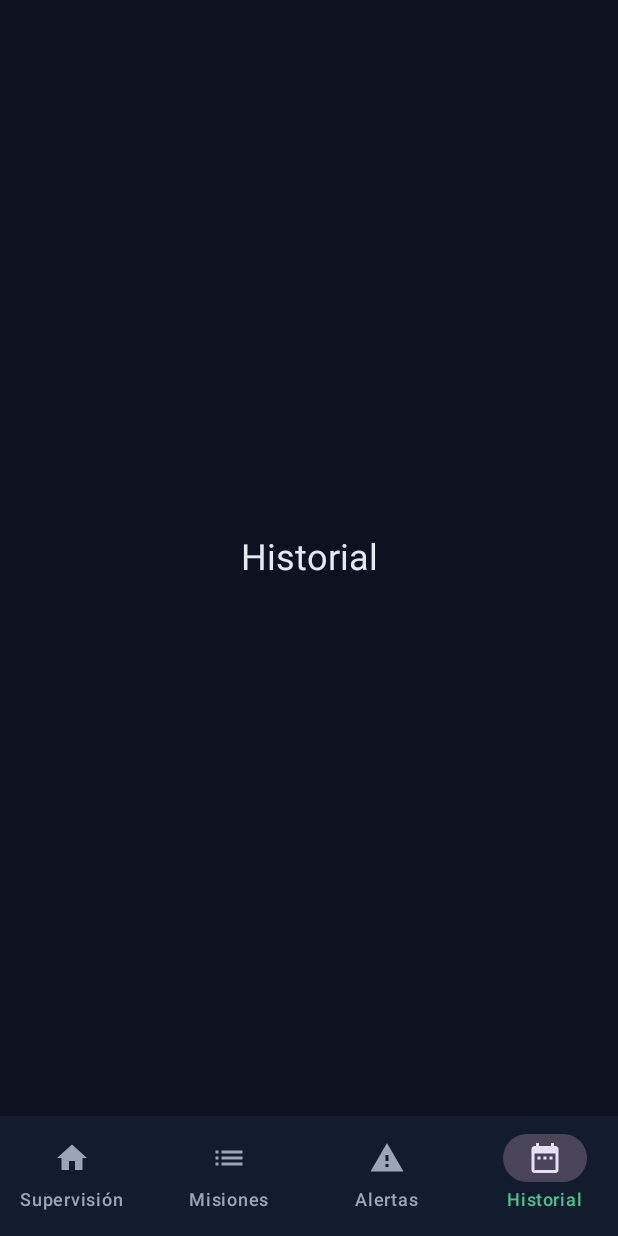
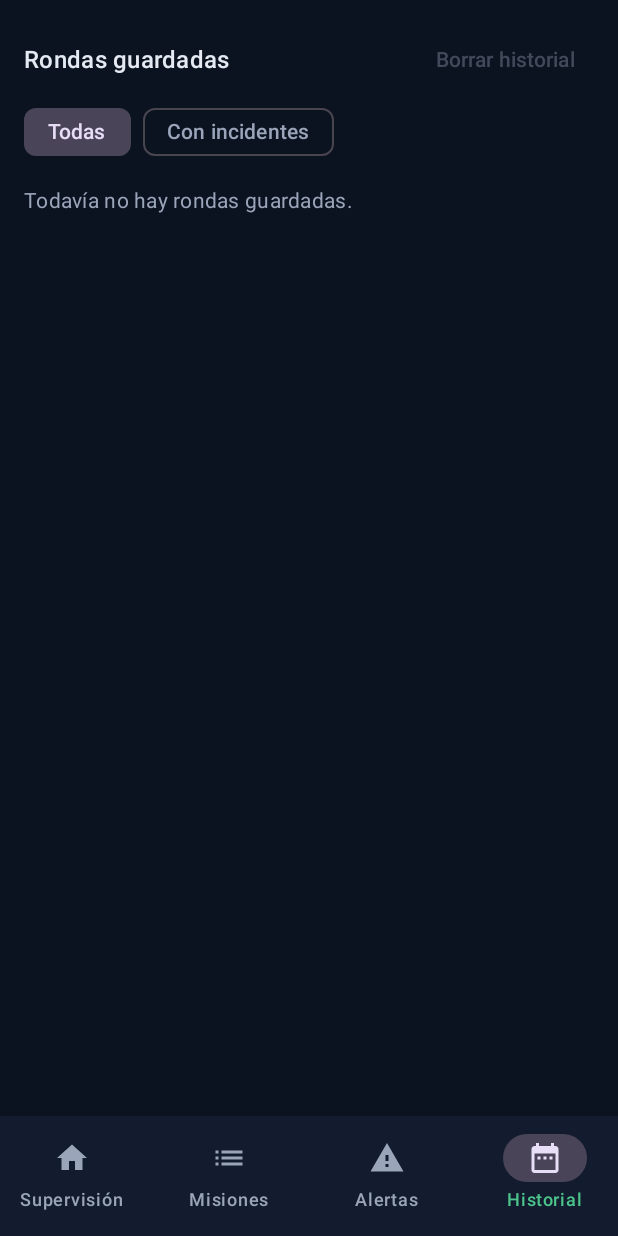
Before and after one commit to DesarrolloApps1/tp-da1-robot, an Android app built with Jetpack Compose: the MainScreen screen opened through its navigation route, item 4 of the bottom bar chosen, on a phone screen of 412 x 824 dp. Run offline under Robolectric (Android 15) with nearby library versions, the phone set to English and light mode, and no system bars; our stand-ins replace Room's generated code.

Commit message:
Add history screen

```diff
--- a/app/src/main/java/com/vigia/ui/navigation/AppNavHost.kt
+++ b/app/src/main/java/com/vigia/ui/navigation/AppNavHost.kt
@@ -30,8 +30,8 @@ import androidx.navigation.compose.rememberNavController
 import com.vigia.R
 import com.vigia.presentation.main.MainViewModel
 import com.vigia.ui.screens.AlertsScreen
+import com.vigia.ui.screens.HistoryScreen
 import com.vigia.ui.screens.MissionsScreen
-import com.vigia.ui.screens.PlaceholderScreen
 import com.vigia.ui.screens.RobotSelectScreen
 import com.vigia.ui.screens.SupervisionScreen
 
@@ -95,7 +95,7 @@ private fun MainScreen(
                 MissionsScreen(onStarted = { navController.navigateToTab(Route.Supervision) })
             }
             composable<Route.Alerts> { AlertsScreen() }
-            composable<Route.History> { PlaceholderScreen(stringResource(R.string.tab_history)) }
+            composable<Route.History> { HistoryScreen() }
         }
     }
 }
--- /dev/null
+++ b/app/src/main/java/com/vigia/ui/screens/HistoryScreen.kt
@@ -0,0 +1,208 @@
+package com.vigia.ui.screens
+
+import androidx.compose.foundation.clickable
+import androidx.compose.foundation.layout.Arrangement
+import androidx.compose.foundation.layout.Column
+import androidx.compose.foundation.layout.PaddingValues
+import androidx.compose.foundation.layout.Row
+import androidx.compose.foundation.layout.fillMaxSize
+import androidx.compose.foundation.layout.fillMaxWidth
+import androidx.compose.foundation.layout.padding
+import androidx.compose.foundation.lazy.LazyColumn
+import androidx.compose.foundation.lazy.items
+import androidx.compose.material3.ButtonDefaults
+import androidx.compose.material3.Card
+import androidx.compose.material3.CardDefaults
+import androidx.compose.material3.FilterChip
+import androidx.compose.material3.HorizontalDivider
+import androidx.compose.material3.MaterialTheme
+import androidx.compose.material3.Surface
+import androidx.compose.material3.Text
+import androidx.compose.material3.TextButton
+import androidx.compose.runtime.Composable
+import androidx.compose.runtime.getValue
+import androidx.compose.runtime.mutableStateOf
+import androidx.compose.runtime.saveable.rememberSaveable
+import androidx.compose.runtime.setValue
+import androidx.compose.ui.Alignment
+import androidx.compose.ui.Modifier
+import androidx.compose.ui.tooling.preview.Preview
+import androidx.compose.ui.unit.dp
+import androidx.lifecycle.compose.collectAsStateWithLifecycle
+import androidx.lifecycle.viewmodel.compose.viewModel
+import com.vigia.domain.model.AlertSeverity
+import com.vigia.domain.model.EventRecord
+import com.vigia.domain.model.EventType
+import com.vigia.domain.model.MissionRecord
+import com.vigia.domain.model.MissionResult
+import com.vigia.presentation.history.EventItemUi
+import com.vigia.presentation.history.HistoryFilter
+import com.vigia.presentation.history.HistoryUiState
+import com.vigia.presentation.history.HistoryViewModel
+import com.vigia.presentation.history.MissionItemUi
+import com.vigia.presentation.history.historyState
+import com.vigia.ui.components.ConfirmDialog
+import com.vigia.ui.components.StatusChip
+import com.vigia.ui.components.color
+import com.vigia.ui.theme.VigiaTheme
+import java.time.Instant
+import java.time.ZoneId
+import java.time.format.DateTimeFormatter
+
+private val zone = ZoneId.systemDefault()
+private val startFormat = DateTimeFormatter.ofPattern("dd/MM HH:mm").withZone(zone)
+private val eventFormat = DateTimeFormatter.ofPattern("HH:mm:ss").withZone(zone)
+
+@Composable
+fun HistoryScreen(viewModel: HistoryViewModel = viewModel(factory = HistoryViewModel.Factory)) {
+    val state by viewModel.state.collectAsStateWithLifecycle()
+    HistoryContent(
+        state,
+        onToggle = viewModel::onToggle,
+        onFilter = viewModel::onFilter,
+        onClear = viewModel::onClear,
+    )
+}
+
+@Composable
+fun HistoryContent(
+    state: HistoryUiState,
+    onToggle: (String) -> Unit,
+    onFilter: (HistoryFilter) -> Unit,
+    onClear: () -> Unit,
+) {
+    var confirmingClear by rememberSaveable { mutableStateOf(false) }
+
+    LazyColumn(
+        Modifier.fillMaxSize(),
+        contentPadding = PaddingValues(16.dp),
+        verticalArrangement = Arrangement.spacedBy(12.dp),
+    ) {
+        item {
+            Row(verticalAlignment = Alignment.CenterVertically) {
+                Text("Rondas guardadas", style = MaterialTheme.typography.titleMedium, modifier = Modifier.weight(1f))
+                TextButton(
+                    onClick = { confirmingClear = true },
+                    enabled = state.hasHistory,
+                    colors = ButtonDefaults.textButtonColors(contentColor = MaterialTheme.colorScheme.error),
+                ) { Text("Borrar historial") }
+            }
+            Row(horizontalArrangement = Arrangement.spacedBy(8.dp)) {
+                HistoryFilter.entries.forEach { filter ->
+                    FilterChip(
+                        selected = state.filter == filter,
+                        onClick = { onFilter(filter) },
+                        label = { Text(filter.label) },
+                    )
+                }
+            }
+        }
+        if (state.missions.isEmpty()) {
+            item {
+                Text(
+                    if (state.filter == HistoryFilter.ALL) "Todavía no hay rondas guardadas." else "No hay rondas con incidentes.",
+                    style = MaterialTheme.typography.bodyMedium,
+                    color = MaterialTheme.colorScheme.onSurfaceVariant,
+                )
+            }
+        }
+        items(state.missions, key = { it.id }) { mission ->
+            val expanded = mission.id == state.expandedId
+            MissionCard(mission, timeline = if (expanded) state.timeline else null, onClick = { onToggle(mission.id) })
+        }
+    }
+
+    if (confirmingClear) {
+        ConfirmDialog(
+            title = "¿Borrar el historial?",
+            message = "Se eliminan todas las rondas y sus eventos guardados en este dispositivo. No se puede deshacer.",
+            confirmLabel = "Borrar",
+            onConfirm = {
+                onClear()
+                confirmingClear = false
+            },
+            onDismiss = { confirmingClear = false },
+            destructive = true,
+        )
+    }
+}
+
+// Tocar la tarjeta abre o cierra la línea de tiempo de la ronda
+@Composable
+private fun MissionCard(mission: MissionItemUi, timeline: List<EventItemUi>?, onClick: () -> Unit) {
+    Card(
+        Modifier.fillMaxWidth().clickable(onClick = onClick),
+        colors = CardDefaults.cardColors(containerColor = MaterialTheme.colorScheme.surfaceVariant),
+    ) {
+        Column(Modifier.padding(12.dp), verticalArrangement = Arrangement.spacedBy(6.dp)) {
+            Row(verticalAlignment = Alignment.CenterVertically, horizontalArrangement = Arrangement.spacedBy(8.dp)) {
+                Text(mission.routeName, style = MaterialTheme.typography.titleSmall, modifier = Modifier.weight(1f))
+                StatusChip(mission.resultLabel, mission.resultTone)
+            }
+            val started = startFormat.format(Instant.ofEpochMilli(mission.startedAtMillis))
+            Text(
+                listOfNotNull(mission.displayId, started, mission.durationText).joinToString(" · "),
+                style = MaterialTheme.typography.bodySmall,
+                color = MaterialTheme.colorScheme.onSurfaceVariant,
+            )
+            Text(
+                "Puntos verificados ${mission.verifiedText} · Personas ${mission.peopleDetected} · " +
+                    "Puertas abiertas ${mission.openDoors}",
+                style = MaterialTheme.typography.bodyMedium,
+            )
+            timeline?.let { Timeline(it) }
+        }
+    }
+}
+
+@Composable
+private fun Timeline(events: List<EventItemUi>) {
+    HorizontalDivider(Modifier.padding(vertical = 4.dp))
+    if (events.isEmpty()) {
+        Text("Sin eventos guardados para esta ronda.", style = MaterialTheme.typography.bodySmall)
+        return
+    }
+    events.forEach { event ->
+        Row(horizontalArrangement = Arrangement.spacedBy(8.dp)) {
+            Text(
+                eventFormat.format(Instant.ofEpochMilli(event.timestampMillis)),
+                style = MaterialTheme.typography.labelMedium,
+                color = MaterialTheme.colorScheme.onSurfaceVariant,
+            )
+            Column(Modifier.weight(1f)) {
+                Text(event.typeLabel, style = MaterialTheme.typography.labelMedium, color = event.tone.color())
+                Text(event.message, style = MaterialTheme.typography.bodySmall)
+                event.zone?.let {
+                    Text(it, style = MaterialTheme.typography.bodySmall, color = MaterialTheme.colorScheme.onSurfaceVariant)
+                }
+            }
+        }
+    }
+}
+
+private val previewMissions = listOf(
+    MissionRecord("m-0002@abc", "zonas-criticas", "Zonas críticas", 120_000, null, MissionResult.IN_PROGRESS, 1, 2, 1, 0),
+    MissionRecord("m-0001@abc", "ronda-completa", "Ronda completa", 0, 121_000, MissionResult.COMPLETED, 8, 8, 0, 1),
+    MissionRecord("m-0003@old", "ronda-perimetral", "Ronda perimetral", 0, null, MissionResult.ABORTED, 2, 3, 0, 0),
+)
+
+private val previewEvents = listOf(
+    EventRecord(3, 60_000, "m-0001@abc", EventType.ALERT, AlertSeverity.WARNING, "Puerta abierta detectada", "Salida de emergencia"),
+    EventRecord(2, 10_000, "m-0001@abc", EventType.CHECKPOINT, AlertSeverity.INFO, "Punto verificado: Hall de entrada", "Hall de entrada"),
+    EventRecord(1, 0, "m-0001@abc", EventType.MISSION, AlertSeverity.INFO, "Misión m-0001 iniciada: Ronda completa", null),
+)
+
+@Preview(heightDp = 900)
+@Composable
+private fun HistoryPreview() {
+    VigiaTheme {
+        Surface {
+            HistoryContent(
+                historyState(previewMissions, setOf("m-0001@abc"), HistoryFilter.ALL, "m-0001@abc", previewEvents),
+                onToggle = {},
+                onFilter = {},
+                onClear = {},
+            )
+        }
+    }
+}
--- a/app/src/main/java/com/vigia/ui/screens/PlaceholderScreen.kt
+++ /dev/null
@@ -1,41 +0,0 @@
-package com.vigia.ui.screens
-
-import androidx.compose.foundation.layout.Arrangement
-import androidx.compose.foundation.layout.Column
-import androidx.compose.foundation.layout.fillMaxSize
-import androidx.compose.foundation.layout.safeDrawingPadding
-import androidx.compose.material3.Button
-import androidx.compose.material3.MaterialTheme
-import androidx.compose.material3.Surface
-import androidx.compose.material3.Text
-import androidx.compose.runtime.Composable
-import androidx.compose.ui.Alignment
-import androidx.compose.ui.Modifier
-import androidx.compose.ui.tooling.preview.Preview
-import androidx.compose.ui.unit.dp
-import com.vigia.ui.theme.VigiaTheme
-
-// Pantalla provisoria hasta que cada feature tenga la suya
-@Composable
-fun PlaceholderScreen(
-    title: String,
-    actionLabel: String? = null,
-    onAction: () -> Unit = {},
-) {
-    Surface(Modifier.fillMaxSize(), color = MaterialTheme.colorScheme.background) {
-        Column(
-            Modifier.fillMaxSize().safeDrawingPadding(),
-            verticalArrangement = Arrangement.spacedBy(16.dp, Alignment.CenterVertically),
-            horizontalAlignment = Alignment.CenterHorizontally,
-        ) {
-            Text(title, style = MaterialTheme.typography.headlineSmall)
-            if (actionLabel != null) Button(onClick = onAction) { Text(actionLabel) }
-        }
-    }
-}
-
-@Preview
-@Composable
-private fun PlaceholderScreenPreview() {
-    VigiaTheme { PlaceholderScreen("Supervisión") }
-}
```
